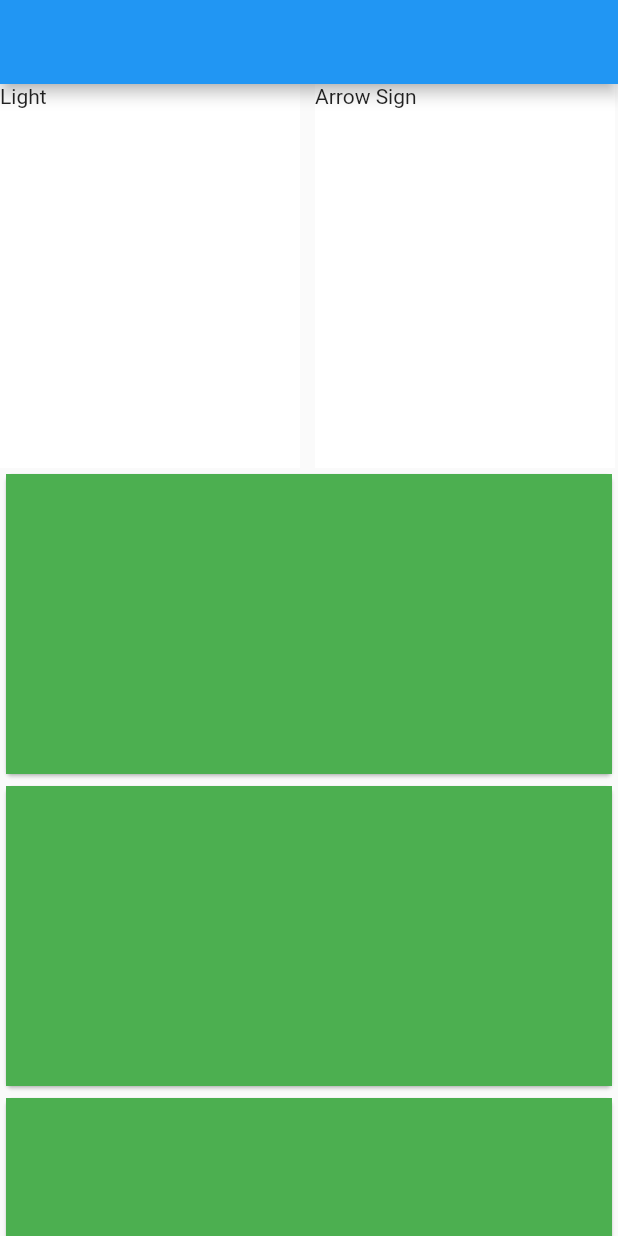
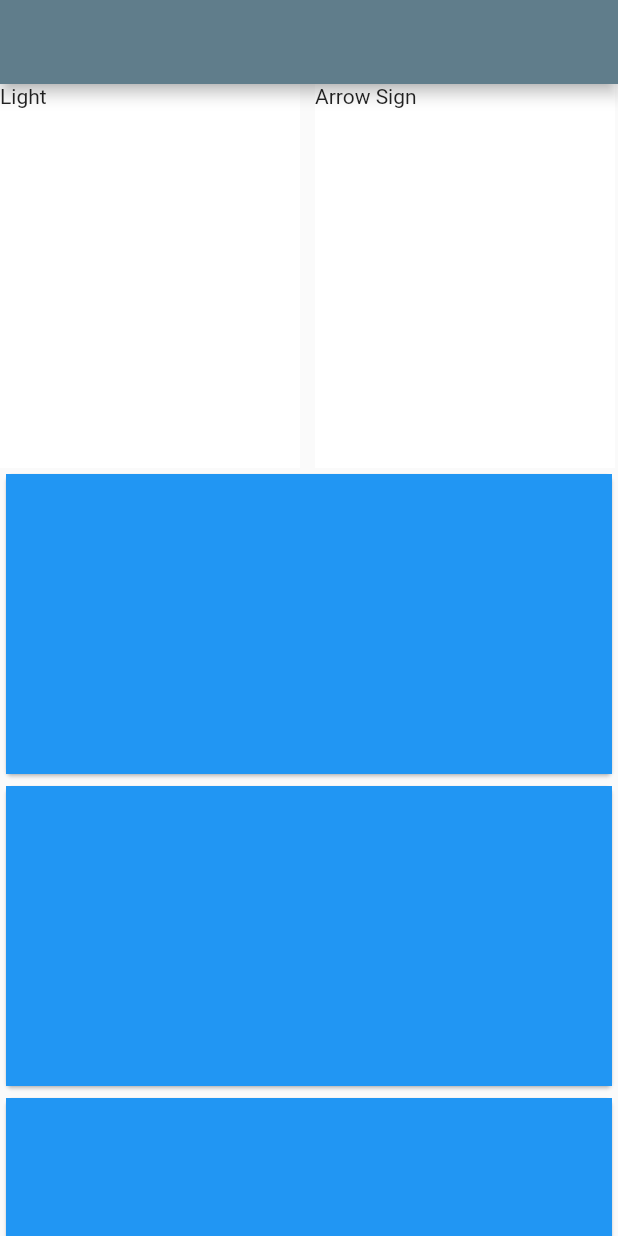
Before and after one commit to samirreaz/road_sign, a Flutter app: the screen it shows after launch, on a phone screen of 412 x 824 dp. Run offline on Flutter 3.47's test engine with Material 2 defaults, Android fonts, the phone set to English and light mode, and no system bars.

Commit message:
first commit

```diff
--- a/lib/main.dart
+++ b/lib/main.dart
@@ -14,7 +14,7 @@ class MyApp extends StatelessWidget {
     return MaterialApp(
       title: 'Flutter Demo',
       theme: ThemeData(
-        primarySwatch: Colors.blue,
+        primarySwatch: Colors.blueGrey,
       ),
       home: HomeScreen(),
     );
--- a/lib/screen/home/home_screen.dart
+++ b/lib/screen/home/home_screen.dart
@@ -49,7 +49,7 @@ class HomeScreen extends StatelessWidget {
                 return Card(
                   child: Container(
                     height: 200,
-                    color: Colors.green,
+                    color: Colors.blue,
                   ),
                 );
               },
```
Also changed, not shown: pubspec.lock.
